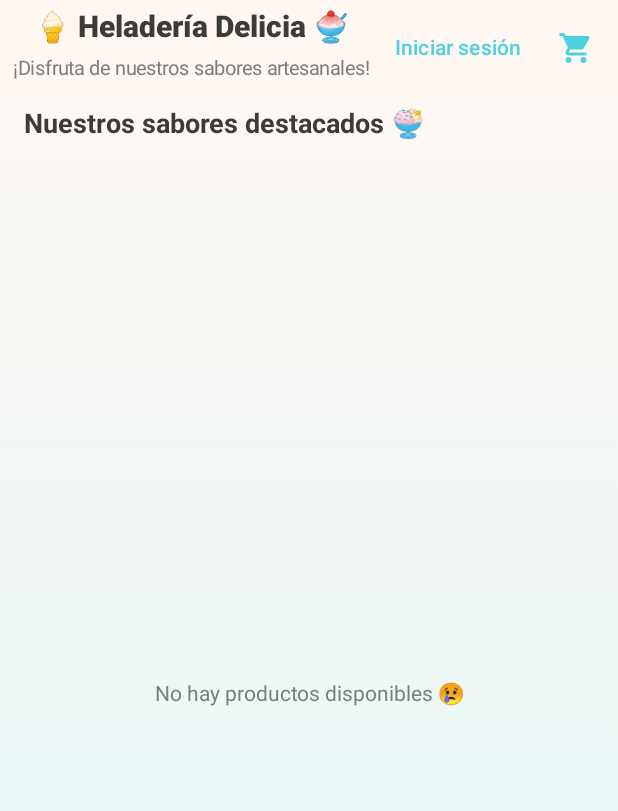
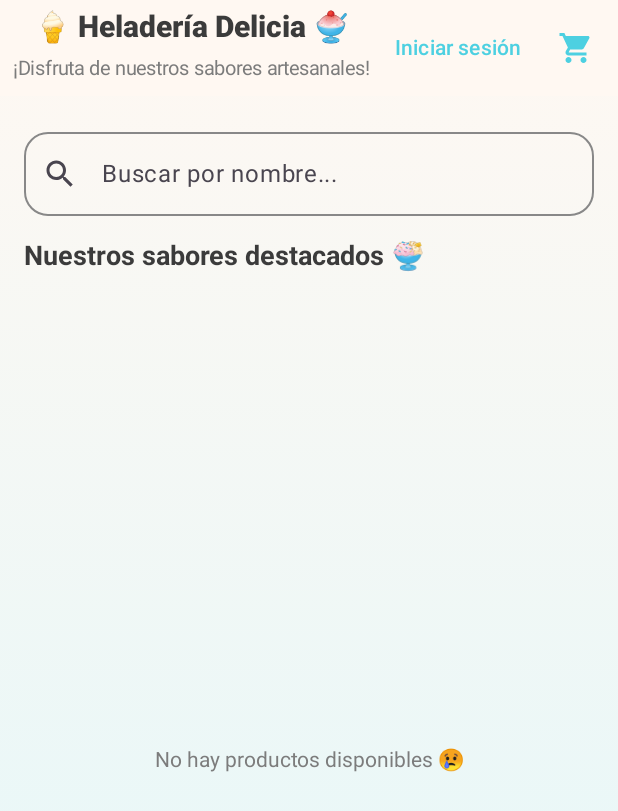
Before and after one commit to Andre121314115/HeladeriaApp, an Android app built with Jetpack Compose: the screen it shows after launch (MainActivity), on a phone screen of 412 x 824 dp. Shown: the top 811 px of the screen. Run offline under Robolectric (Android 15) with nearby library versions, the phone set to English and light mode, and no system bars; our stand-ins replace Dagger/Hilt's generated code, Firebase (no records; nobody signed in at launch, a user with empty details on screens opened directly), Room's generated code.

```diff
--- a/app/src/main/java/com/example/heladeria/ui/navigation/NavGraph.kt
+++ b/app/src/main/java/com/example/heladeria/ui/navigation/NavGraph.kt
@@ -34,8 +34,6 @@ object Routes {
 @Composable
 fun HeladeriaNavGraph() {
     val navController = rememberNavController()
-
-    // ViewModels principales (persisten entre pantallas)
     val authVm: AuthViewModel = hiltViewModel()
     val cartVm: CartViewModel = hiltViewModel()
     val orderVm: OrderViewModel = hiltViewModel()
@@ -64,10 +62,12 @@ fun HeladeriaNavGraph() {
 
             HomeScreen(
                 uiState = uiState,
-                onAddToCart = { product -> homeVm.addToCart(product) },
+                onAddToCart = { product -> cartVm.addProduct(product) },
                 navController = navController,
                 authState = authState,
-                cartCount = cartCount
+                cartCount = cartCount,
+                onProductSelected = homeVm::onProductSelected,
+                onDismissProductDetails = homeVm::onDismissProductDetails
             )
         }
 
--- a/app/src/main/java/com/example/heladeria/ui/screens/HomeScreen.kt
+++ b/app/src/main/java/com/example/heladeria/ui/screens/HomeScreen.kt
@@ -7,14 +7,16 @@ import androidx.compose.foundation.lazy.items
 import androidx.compose.foundation.shape.RoundedCornerShape
 import androidx.compose.material.icons.Icons
 import androidx.compose.material.icons.filled.Person
+import androidx.compose.material.icons.filled.Search
 import androidx.compose.material.icons.filled.ShoppingCart
 import androidx.compose.material3.*
-import androidx.compose.runtime.Composable
-import androidx.compose.runtime.remember
-import androidx.compose.runtime.rememberCoroutineScope
+import androidx.compose.runtime.*
+import androidx.compose.runtime.getValue
+import androidx.compose.runtime.setValue
 import androidx.compose.ui.Alignment
 import androidx.compose.ui.Modifier
 import androidx.compose.ui.draw.shadow
+import androidx.compose.ui.geometry.isEmpty
 import androidx.compose.ui.graphics.Brush
 import androidx.compose.ui.graphics.Color
 import androidx.compose.ui.text.font.FontWeight
@@ -24,10 +26,12 @@ import androidx.compose.ui.unit.sp
 import androidx.navigation.NavHostController
 import com.example.heladeria.data.model.Product
 import com.example.heladeria.ui.components.ProductCard
+import com.example.heladeria.ui.components.ProductDetailBottomSheet
 import com.example.heladeria.ui.navigation.Routes
 import com.example.heladeria.ui.viewmodel.AuthState
 import com.example.heladeria.ui.viewmodel.HomeUiState
 import kotlinx.coroutines.launch
+import kotlin.text.contains
 
 @OptIn(ExperimentalMaterial3Api::class)
 @Composable
@@ -36,10 +40,34 @@ fun HomeScreen(
     onAddToCart: (Product) -> Unit,
     navController: NavHostController,
     authState: AuthState,
-    cartCount: Int
+    cartCount: Int,
+    onProductSelected: (Product) -> Unit,
+    onDismissProductDetails: () -> Unit
 ) {
     val snackbarHostState = remember { SnackbarHostState() }
     val scope = rememberCoroutineScope()
+
+    // --- NUEVO: Estado para guardar el texto de búsqueda ---
+    var searchQuery by remember { mutableStateOf("") }
+
+    // --- NUEVO: Lista de productos filtrada ---
+    val filteredProducts = remember(searchQuery, uiState.products) {
+        if (searchQuery.isBlank()) {
+            uiState.products
+        } else {
+            uiState.products.filter {
+                it.name.contains(searchQuery, ignoreCase = true)
+            }
+        }
+    }
+
+    uiState.selectedProduct?.let { product ->
+        ProductDetailBottomSheet(
+            product = product,
+            onDismiss = onDismissProductDetails,
+            onAddToCart = onAddToCart
+        )
+    }
 
     Scaffold(
         topBar = {
@@ -124,7 +152,31 @@ fun HomeScreen(
                     .fillMaxSize()
                     .padding(horizontal = 16.dp)
             ) {
-                Spacer(modifier = Modifier.height(8.dp))
+                Spacer(modifier = Modifier.height(16.dp))
+
+                // --- NUEVO: Campo de texto para el buscador ---
+                OutlinedTextField(
+                    value = searchQuery,
+                    onValueChange = { searchQuery = it },
+                    modifier = Modifier.fillMaxWidth(),
+                    label = { Text("Buscar por nombre...") },
+                    leadingIcon = {
+                        Icon(
+                            imageVector = Icons.Default.Search,
+                            contentDescription = "Icono de búsqueda"
+                        )
+                    },
+                    shape = RoundedCornerShape(16.dp),
+                    colors = OutlinedTextFieldDefaults.colors(
+                        focusedBorderColor = Color(0xFF4DD0E1),
+                        unfocusedBorderColor = Color.Gray,
+                        cursorColor = Color(0xFF4DD0E1)
+                    ),
+                    singleLine = true
+                )
+
+                Spacer(modifier = Modifier.height(16.dp))
+
                 Text(
                     text = "Nuestros sabores destacados 🍨",
                     color = Color(0xFF3B3B3B),
@@ -139,10 +191,12 @@ fun HomeScreen(
                     Box(Modifier.fillMaxSize(), contentAlignment = Alignment.Center) {
                         CircularProgressIndicator(color = Color(0xFF4DD0E1))
                     }
-                } else if (uiState.products.isEmpty()) {
+                    // --- MODIFICADO: Comprobar la lista filtrada ---
+                } else if (filteredProducts.isEmpty()) {
                     Box(Modifier.fillMaxSize(), contentAlignment = Alignment.Center) {
                         Text(
-                            "No hay productos disponibles 😢",
+                            if (searchQuery.isBlank()) "No hay productos disponibles 😢"
+                            else "No se encontraron productos para \"$searchQuery\" 😢",
                             textAlign = TextAlign.Center,
                             color = Color(0xFF7C7C7C)
                         )
@@ -153,10 +207,17 @@ fun HomeScreen(
                         verticalArrangement = Arrangement.spacedBy(16.dp),
                         contentPadding = PaddingValues(bottom = 80.dp)
                     ) {
-                        items(uiState.products) { product ->
+                        // --- MODIFICADO: Usar la lista filtrada ---
+                        items(filteredProducts) { product ->
                             ProductCard(
                                 product = product,
-                                onAddToCart = onAddToCart,
+                                onProductClick = { onProductSelected(product) },
+                                onAddToCart = {
+                                    onAddToCart(product)
+                                    scope.launch {
+                                        snackbarHostState.showSnackbar("¡Helado añadido al carrito!")
+                                    }
+                                },
                                 modifier = Modifier
                                     .fillMaxWidth()
                                     .shadow(3.dp, RoundedCornerShape(16.dp))
--- a/app/src/main/java/com/example/heladeria/ui/viewmodel/HomeViewModel.kt
+++ b/app/src/main/java/com/example/heladeria/ui/viewmodel/HomeViewModel.kt
@@ -1,5 +1,6 @@
 package com.example.heladeria.ui.viewmodel
 
+import androidx.compose.animation.core.copy
 import androidx.lifecycle.ViewModel
 import androidx.lifecycle.viewModelScope
 import com.example.heladeria.data.model.Product
@@ -8,14 +9,16 @@ import com.example.heladeria.data.repository.CartRepository
 import dagger.hilt.android.lifecycle.HiltViewModel
 import kotlinx.coroutines.flow.MutableStateFlow
 import kotlinx.coroutines.flow.StateFlow
+import kotlinx.coroutines.flow.update
 import kotlinx.coroutines.launch
 import javax.inject.Inject
 
 data class HomeUiState(
     val isLoading: Boolean = true,
     val products: List<Product> = emptyList(),
-    val cart: Map<Int, Int> = emptyMap() // todavía por compatibilidad, pero ya usamos CartRepository
-) {
+    val cart: Map<Int, Int> = emptyMap(),
+    val selectedProduct: Product? = null
+    ) {
     val cartCount: Int get() = cart.values.sum()
 }
 
@@ -38,11 +41,15 @@ class HomeViewModel @Inject constructor(
             _uiState.value = _uiState.value.copy(isLoading = false, products = prods)
         }
     }
-
-    // now delegate to cartRepo
     fun addToCart(product: Product) {
         cartRepo.addProduct(product)
-        // Optionally update local cart snapshot (if you rely on HomeUiState.cart)
-        // compute cart map from repo (not necessary). For now leave as is.
+    }
+
+    fun onProductSelected(product: Product) {
+        _uiState.update { it.copy(selectedProduct = product) }
+    }
+
+    fun onDismissProductDetails() {
+        _uiState.update { it.copy(selectedProduct = null) }
     }
 }
```
Also changed, not shown: app/src/main/java/com/example/heladeria/ui/components/HomeAppBar.kt (added, +59 -0 lines), app/src/main/java/com/example/heladeria/ui/components/ProductCard.kt (+30 -67 lines), app/src/main/java/com/example/heladeria/ui/components/ProductDetailBottomSheet.kt (added, +92 -0 lines).
